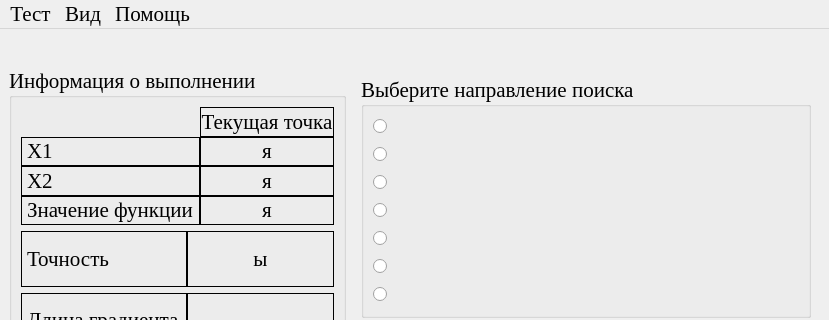
Qt form optimizationmethods/ui/NotWen.ui (Eliminationzx/optimizationmethods) before a commit; both pictures show x 0 to 829 and y 0 to 320 of the 829 by 591 pixel window.
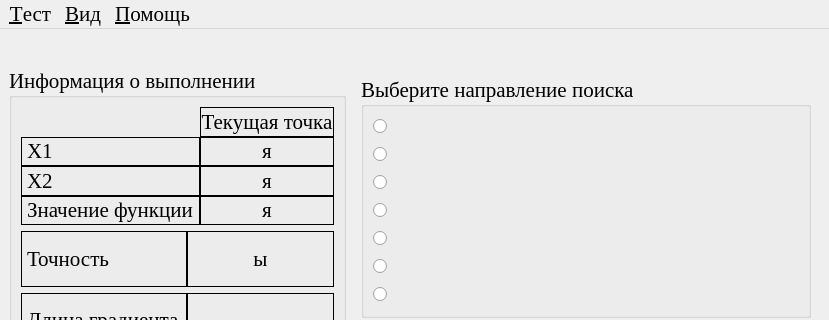
The same form after that commit. Icons and pictures are not drawn.

Commit message: Поправил меню в методе Ньютона.

What changed in the file:
```diff
--- a/optimizationmethods/ui/NotWen.ui
+++ b/optimizationmethods/ui/NotWen.ui
@@ -1025,12 +1025,12 @@
      <x>0</x>
      <y>0</y>
      <width>829</width>
-     <height>23</height>
+     <height>30</height>
     </rect>
    </property>
    <widget class="QMenu" name="menu">
     <property name="title">
-     <string>Тест</string>
+     <string>&amp;Тест</string>
     </property>
     <addaction name="recomenc_acn"/>
     <addaction name="separator"/>
@@ -1038,13 +1038,13 @@
    </widget>
    <widget class="QMenu" name="menu_2">
     <property name="title">
-     <string>Вид</string>
+     <string>&amp;Вид</string>
     </property>
     <addaction name="difiniFonto_act"/>
    </widget>
    <widget class="QMenu" name="menu_3">
     <property name="title">
-     <string>Помощь</string>
+     <string>&amp;Помощь</string>
     </property>
     <addaction name="helpo_action"/>
    </widget>
```
Left out of the diff: 40 changed lines with no effect on the pictures.
